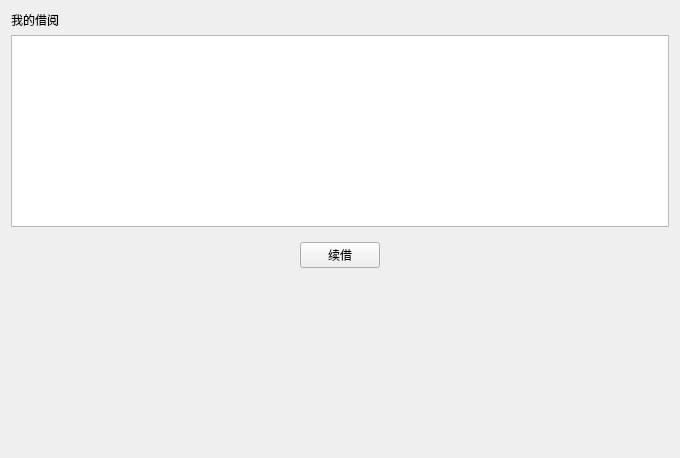
Old version of the form LibraryManager/personalcenter.ui in the repository xuanlog/LibraryManager.
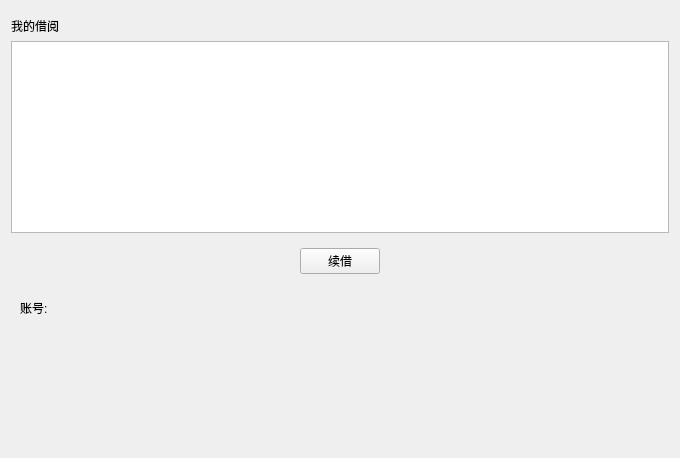
New version of the form. Custom widgets are drawn as their Qt base class.

```diff
--- a/LibraryManager/personalcenter.ui
+++ b/LibraryManager/personalcenter.ui
@@ -14,6 +14,9 @@
    <string>Form</string>
   </property>
   <layout class="QVBoxLayout" name="verticalLayout">
+   <item>
+    <widget class="MenuBar" name="widget_3" native="true"/>
+   </item>
    <item>
     <widget class="QLabel" name="myBorrowLabel">
      <property name="text">
@@ -22,7 +25,17 @@
     </widget>
    </item>
    <item>
-    <widget class="QTableView" name="bookInfoView"/>
+    <widget class="QTableView" name="bookInfoView">
+     <property name="editTriggers">
+      <set>QAbstractItemView::NoEditTriggers</set>
+     </property>
+     <property name="selectionBehavior">
+      <enum>QAbstractItemView::SelectRows</enum>
+     </property>
+     <property name="sortingEnabled">
+      <bool>true</bool>
+     </property>
+    </widget>
    </item>
    <item>
     <widget class="QWidget" name="widget" native="true">
@@ -63,6 +76,39 @@
      </layout>
     </widget>
    </item>
+   <item>
+    <widget class="QWidget" name="widget_2" native="true">
+     <layout class="QHBoxLayout" name="horizontalLayout_2">
+      <item>
+       <widget class="QLabel" name="msgLabel">
+        <property name="text">
+         <string>账号:</string>
+        </property>
+       </widget>
+      </item>
+      <item>
+       <widget class="QLabel" name="accountLabel">
+        <property name="text">
+         <string/>
+        </property>
+       </widget>
+      </item>
+      <item>
+       <spacer name="horizontalSpacer_3">
+        <property name="orientation">
+         <enum>Qt::Horizontal</enum>
+        </property>
+        <property name="sizeHint" stdset="0">
+         <size>
+          <width>40</width>
+          <height>20</height>
+         </size>
+        </property>
+       </spacer>
+      </item>
+     </layout>
+    </widget>
+   </item>
    <item>
     <spacer name="verticalSpacer">
      <property name="orientation">
@@ -78,6 +124,14 @@
    </item>
   </layout>
  </widget>
+ <customwidgets>
+  <customwidget>
+   <class>MenuBar</class>
+   <extends>QWidget</extends>
+   <header>menubar.h</header>
+   <container>1</container>
+  </customwidget>
+ </customwidgets>
  <resources/>
  <connections/>
 </ui>
```
